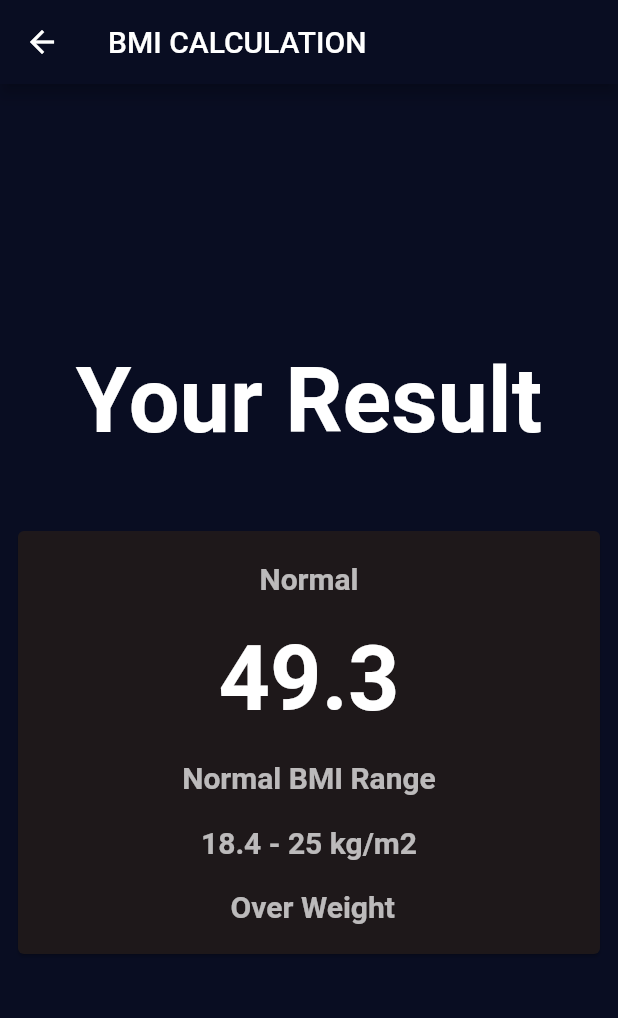
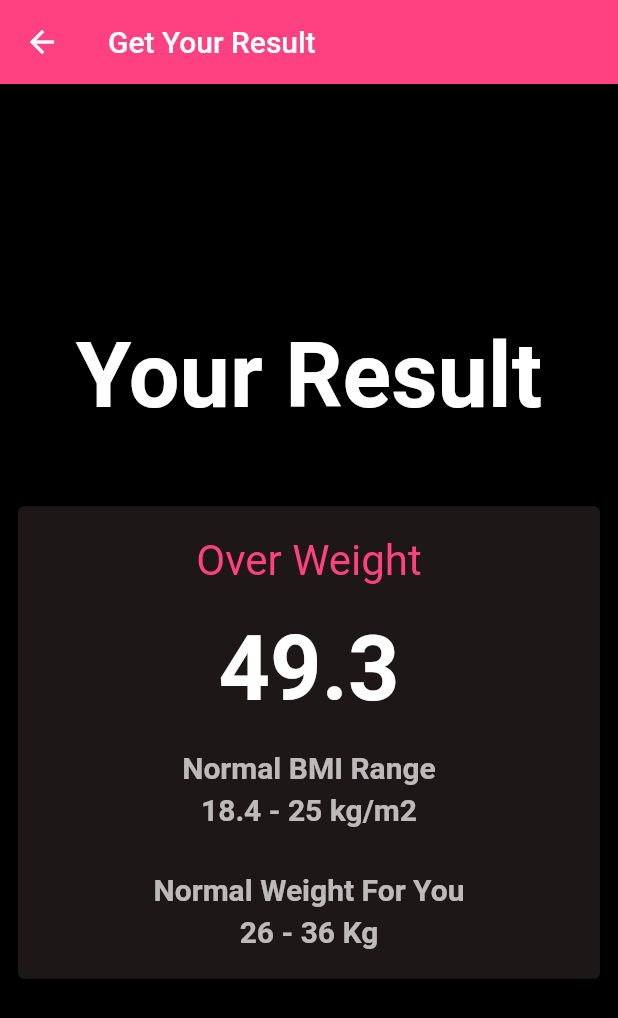
Before and after one commit to musfiqshanta/bmi_calculation, a Flutter app: the screen it shows after launch, item 2 of the bottom bar chosen, after a tap on "Calculation", on a phone screen of 412 x 824 dp. Shown: the top 1018 px of the screen. Run offline on Flutter 3.47's test engine with Material 2 defaults, Android fonts, the phone set to English and light mode, and no system bars; our stand-ins replace font_awesome_flutter.

Commit message:
First release

```diff
--- a/lib/main.dart
+++ b/lib/main.dart
@@ -16,7 +16,7 @@ class MyApp extends StatelessWidget {
         primaryColor: const Color(0xff090D22),
         scaffoldBackgroundColor: const Color(0xff090D22),
       ),
-      home: const MyHomePage(title: 'Flutter Demo Home Page'),
+      home: const MyHomePage(title: 'BMI Calculator'),
     );
   }
 }
@@ -33,12 +33,16 @@ class MyHomePage extends StatefulWidget {
 class _MyHomePageState extends State<MyHomePage> {
   @override
   Widget build(BuildContext context) {
-    return Scaffold(
+    return MaterialApp(
+      debugShowCheckedModeBanner: false,
+      home: Scaffold(
+        backgroundColor: Colors.black45,
         appBar: AppBar(
           backgroundColor: const Color(0xff090D22),
           title: Text(widget.title),
         ),
         body: const InputPage(),
+      ),
     );
   }
 }
--- a/lib/pages/calculation.dart
+++ b/lib/pages/calculation.dart
@@ -1,25 +1,44 @@
 import 'dart:math';
 
-import 'dart:math';
+import 'package:flutter/material.dart';
 
 class BmiCalculation {
   BmiCalculation({required this.height, required this.weight});
   final double height;
   final int weight;
   late double _result;
+  late double ref1;
+  late double ref2;
   String bmical() {
     _result = weight / pow(height / 100, 2);
     // return _result.toStringAsFixed(1);
     return _result.toStringAsFixed(1);
   }
 
-  String mess() {
+  Widget mess() {
     if (_result > 24.9) {
-      return " Over Weight";
+      return const Text(
+        "Over Weight",
+        style: TextStyle(color: Colors.pinkAccent, fontSize: 28),
+      );
+      //return " Over Weight";
     } else if (_result < 18.5) {
-      return "Under Weight";
+      return const Text(
+        "Under Weight",
+        style: TextStyle(color: Colors.pinkAccent, fontSize: 28),
+      );
     } else {
-      return "Normal Weight";
+      return const Text(
+        "Normal Weight",
+        style: TextStyle(color: Colors.greenAccent, fontSize: 28),
+      );
     }
   }
+
+  String recomandation() {
+    ref1 = pow(height / 100, 2) * 18.4;
+    ref2 = pow(height / 100, 2) * 25;
+    ref1.round();
+    return "${ref1.round()} - ${ref2.round()} Kg";
+  }
 }
--- a/lib/pages/input.dart
+++ b/lib/pages/input.dart
@@ -1,11 +1,8 @@
-// ignore_for_file: must_be_immutable
-
 import 'package:bmi/pages/calculation.dart';
 import 'package:bmi/pages/result.dart';
 import 'package:flutter/material.dart';
 import 'package:font_awesome_flutter/font_awesome_flutter.dart';
-
-import 'roundButton.dart';
+import 'roundbutton.dart';
 
 enum Gender { male, female }
 
@@ -17,8 +14,8 @@ class InputPage extends StatefulWidget {
 }
 
 class _InputPageState extends State<InputPage> {
-  Color inactivecolor = Color.fromARGB(221, 33, 26, 26);
-  Color active = Color.fromRGBO(0, 0, 0, 1);
+  Color inactivecolor = const Color.fromARGB(221, 33, 26, 26);
+  Color active = const Color.fromRGBO(0, 0, 0, 1);
   bool click = false;
   Color? cardColor;
   int? value;
@@ -130,8 +127,19 @@ class _InputPageState extends State<InputPage> {
                 ),
               ],
             ),
+            Row(
+              crossAxisAlignment: CrossAxisAlignment.baseline,
+              textBaseline: TextBaseline.alphabetic,
+              mainAxisAlignment: MainAxisAlignment.center,
+              children: [
+                Text(
+                  (height * 0.0328084).toStringAsFixed(1) + " Foot",
+                  style: textStyle,
+                ),
+              ],
+            ),
             SliderTheme(
-              data: SliderThemeData(
+              data: const SliderThemeData(
                   thumbColor: Colors.pink,
                   activeTrackColor: Colors.pink,
                   overlayColor: Color.fromARGB(107, 222, 39, 100),
@@ -142,7 +150,6 @@ class _InputPageState extends State<InputPage> {
                   value: height.toDouble(),
                   onChanged: (double x) => setState(() {
                         height = x;
-                        print(value);
                       })),
             )
           ],
@@ -156,18 +163,18 @@ class _InputPageState extends State<InputPage> {
                 cardChild: Column(
                   mainAxisAlignment: MainAxisAlignment.center,
                   children: [
-                    Text(
+                    const Text(
                       "WEIGHT",
                       style: textStyle,
                     ),
-                    SizedBox(
+                    const SizedBox(
                       height: 10,
                     ),
                     Text(
                       weight.toString(),
                       style: bigStyle,
                     ),
-                    SizedBox(
+                    const SizedBox(
                       height: 10,
                     ),
                     Row(
@@ -201,11 +208,11 @@ class _InputPageState extends State<InputPage> {
                       cardChild: Column(
                         mainAxisAlignment: MainAxisAlignment.center,
                         children: [
-                          Text(
+                          const Text(
                             "AGE",
                             style: textStyle,
                           ),
-                          SizedBox(
+                          const SizedBox(
                             height: 10,
                           ),
                           Text(age.toString(), style: bigStyle),
@@ -246,11 +253,12 @@ class _InputPageState extends State<InputPage> {
                 builder: (context) => Result(
                       bmir: bmi.bmical(),
                       msg: bmi.mess(),
+                      recomanded: bmi.recomandation(),
                     )));
           },
           child: Padding(
             padding: const EdgeInsets.all(20.0),
-            child: Container(
+            child: SizedBox(
                 width: MediaQuery.of(context).size.width,
                 child: const Text(
                   "Calculation",
@@ -265,10 +273,10 @@ class _InputPageState extends State<InputPage> {
 }
 
 class UseCard extends StatelessWidget {
-  UseCard({Key? key, required this.cardChild, required this.color})
+  const UseCard({Key? key, required this.cardChild, required this.color})
       : super(key: key);
   final Widget cardChild;
-  Color color;
+  final Color color;
   @override
   Widget build(BuildContext context) {
     return Card(
--- a/lib/pages/result.dart
+++ b/lib/pages/result.dart
@@ -1,31 +1,45 @@
-// ignore_for_file: prefer_const_constructors, prefer_const_literals_to_create_immutables
-
 import 'package:bmi/pages/input.dart';
 import 'package:flutter/material.dart';
 
 class Result extends StatelessWidget {
-  Result({Key? key, required this.bmir, required this.msg}) : super(key: key);
+  const Result(
+      {Key? key,
+      required this.bmir,
+      required this.msg,
+      required this.recomanded})
+      : super(key: key);
 
-  String bmir;
-  String msg;
+  final String bmir;
+  final Widget msg;
+  final String recomanded;
 
   @override
   Widget build(BuildContext context) {
-    return Scaffold(
+    return MaterialApp(
+      debugShowCheckedModeBanner: false,
+      home: Scaffold(
+
+        backgroundColor: Colors.black,
         appBar: AppBar(
-          backgroundColor: Theme.of(context).primaryColor,
-          title: Text("BMI CALCULATION"),
+          leading: IconButton(
+              onPressed: () {
+                Navigator.pop(context);
+              },
+              icon: const Icon(Icons.arrow_back)),
+          automaticallyImplyLeading: true,
+          backgroundColor: Colors.pinkAccent,
+          title: const Text("Get Your Result"),
         ),
         body: Column(
           crossAxisAlignment: CrossAxisAlignment.stretch,
           mainAxisAlignment: MainAxisAlignment.center,
           children: [
-            Text(
+            const Text(
               "Your Result",
               style: bigStyle,
               textAlign: TextAlign.center,
             ),
-            SizedBox(
+            const SizedBox(
               height: 40,
             ),
             Padding(
@@ -34,49 +48,55 @@ class Result extends StatelessWidget {
                   cardChild: Column(
                     crossAxisAlignment: CrossAxisAlignment.center,
                     children: [
-                      SizedBox(
+                      const SizedBox(
                         height: 20,
                       ),
-                      Text(
-                        "Normal",
-                        style: textStyle,
-                      ),
-                      SizedBox(
+                      msg,
+                      const SizedBox(
                         height: 20,
                       ),
                       Text(
                         bmir,
                         style: bigStyle,
                       ),
-                      SizedBox(
+                      const SizedBox(
                         height: 20,
                       ),
-                      Text(
+                      const Text(
                         "Normal BMI Range",
                         style: textStyle,
                       ),
-                      SizedBox(
-                        height: 20,
+                      const SizedBox(
+                        height: 5,
                       ),
-                      Text(
+                      const Text(
                         "18.4 - 25 kg/m2",
                         style: textStyle,
                       ),
-                      SizedBox(
-                        height: 20,
+                      const SizedBox(
+                        height: 30,
+                      ),
+                      const Text(
+                        "Normal Weight For You",
+                        style: textStyle,
+                      ),
+                      const SizedBox(
+                        height: 5,
                       ),
                       Text(
-                        msg,
+                        recomanded,
                         style: textStyle,
                       ),
-                      SizedBox(
+                      const SizedBox(
                         height: 20,
                       ),
                     ],
                   ),
-                  color: Color.fromARGB(221, 33, 26, 26)),
+                  color: const Color.fromARGB(221, 33, 26, 26)),
             )
           ],
-        ));
+        ),
+      ),
+    );
   }
 }
--- a/pubspec.yaml
+++ b/pubspec.yaml
@@ -1,5 +1,5 @@
 name: bmi
-description: A new Flutter project.
+description: Simple Bmi Calculator
 
 # The following line prevents the package from being accidentally published to
 # pub.dev using `flutter pub publish`. This is preferred for private packages.
@@ -18,7 +18,7 @@ publish_to: 'none' # Remove this line if you wish to publish to pub.dev
 version: 1.0.0+1
 
 environment:
-  sdk: ">=2.12.0 <3.0.0"
+  sdk: '>=2.18.0 <3.0.0'
 
 # Dependencies specify other packages that your package needs in order to work.
 # To automatically upgrade your package dependencies to the latest versions
```
Also changed, not shown: assets/bmi.png (added), pubspec.lock, 9 other files. Lines whose indentation alone changed are shown as unchanged.
